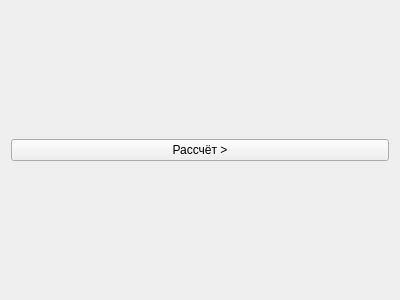
Above: app/projectsourcedata.ui from AndreyMlashkin/ExpertReview before the change. Below: the same form after it.
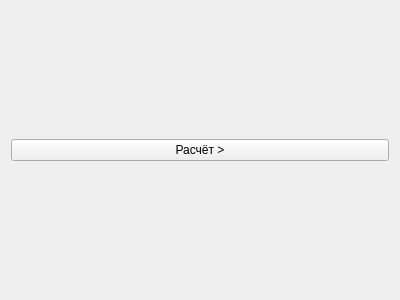
That is the form after the change.

```diff
--- a/app/projectsourcedata.ui
+++ b/app/projectsourcedata.ui
@@ -17,7 +17,7 @@
    <item>
     <widget class="QPushButton" name="calculate">
      <property name="text">
-      <string>Рассчёт &gt;</string>
+      <string>Расчёт &gt;</string>
      </property>
     </widget>
    </item>
```
